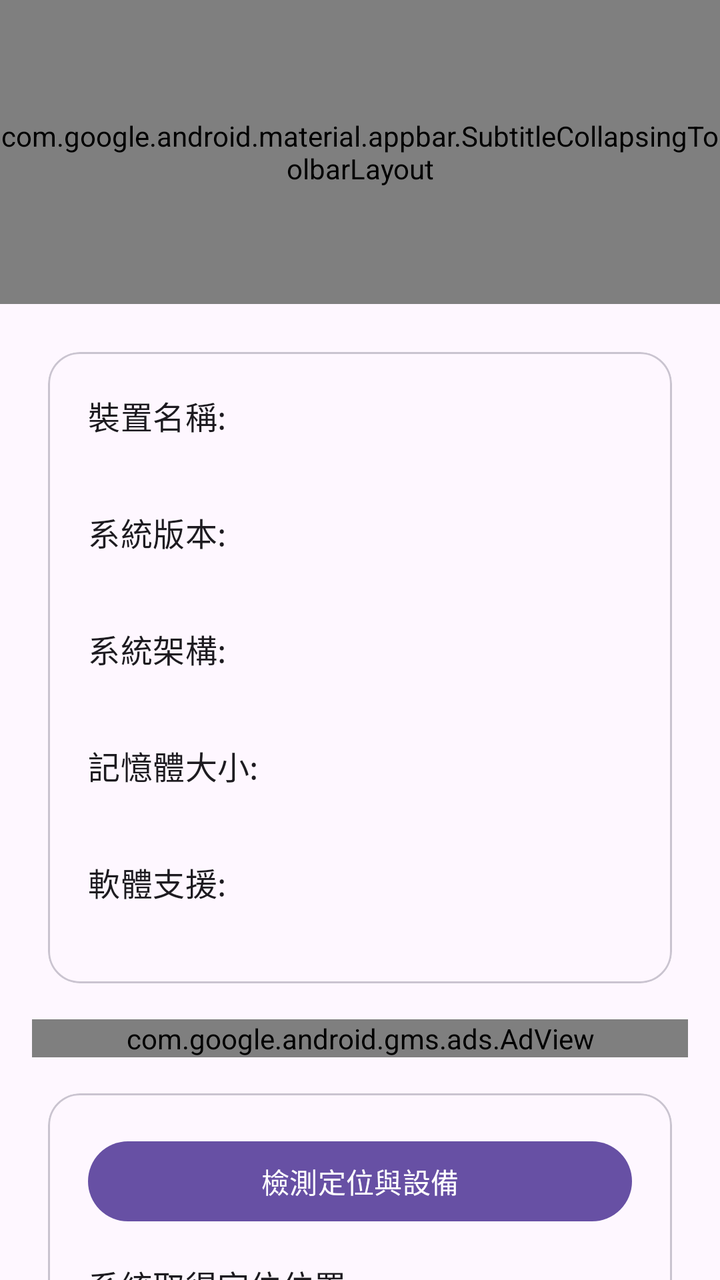
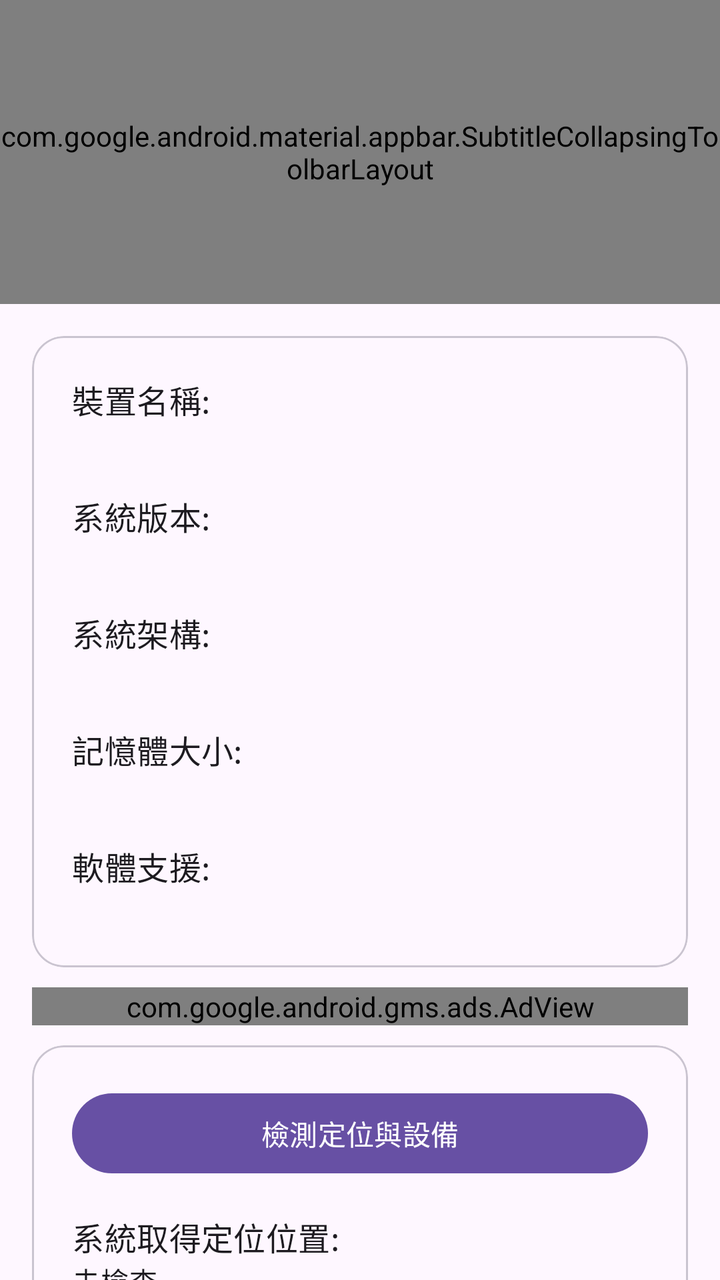

The first picture is an Android layout as it rendered before a commit; the second is the same layout after the commit. The layout source and the unified diff follow.
<!-- AndroidManifest.xml: application theme Theme.DynamicColors -->
<!-- res/layout/fragment_home.xml -->
<?xml version="1.0" encoding="utf-8"?>
<androidx.coordinatorlayout.widget.CoordinatorLayout xmlns:android="http://schemas.android.com/apk/res/android"
    xmlns:app="http://schemas.android.com/apk/res-auto"
    xmlns:tools="http://schemas.android.com/tools"
    android:id="@+id/home_page"
    android:layout_width="match_parent"
    android:layout_height="match_parent"
    tools:context=".fragment.Home">

    <com.google.android.material.appbar.AppBarLayout
        android:id="@+id/appBarLayout"
        android:layout_width="match_parent"
        android:layout_height="wrap_content"
        android:fitsSystemWindows="true">

        <com.google.android.material.appbar.SubtitleCollapsingToolbarLayout
            android:id="@+id/toolbar_layout"
            style="?attr/collapsingToolbarLayoutLargeStyle"
            android:layout_width="match_parent"
            android:layout_height="?collapsingToolbarLayoutLargeSize"
            app:layout_scrollFlags="scroll|exitUntilCollapsed"
            app:subtitle="@string/app_name"
            app:title="@string/app_name_short"
            app:titleCollapseMode="scale">

            <com.google.android.material.appbar.MaterialToolbar
                android:id="@+id/toolbar"
                android:layout_width="match_parent"
                android:layout_height="?attr/actionBarSize"
                app:layout_collapseMode="pin"/>

        </com.google.android.material.appbar.SubtitleCollapsingToolbarLayout>

    </com.google.android.material.appbar.AppBarLayout>

    <FrameLayout
        android:layout_width="match_parent"
        android:layout_height="wrap_content"
        app:layout_behavior="@string/appbar_scrolling_view_behavior"
        tools:ignore="MissingPrefix">

        <androidx.core.widget.NestedScrollView
            android:id="@+id/home_scroll"
            android:layout_width="match_parent"
            android:layout_height="wrap_content">

            <GridLayout
                android:id="@+id/gridLayout"
                android:layout_width="match_parent"
                android:layout_height="wrap_content"
                android:columnCount="1"
                android:padding="16dp">

                <com.google.android.material.card.MaterialCardView
                    android:id="@+id/home_device_information"
                    android:layout_width="0dp"
                    android:layout_height="wrap_content"
                    android:layout_gravity="fill_horizontal|top"
                    android:layout_columnWeight="1"
                    android:layout_margin="@dimen/home_card_margin"
                    android:checkable="true"
                    android:clickable="true"
                    android:focusable="true"
                    app:cardCornerRadius="16dp">

                    <LinearLayout
                        android:layout_width="match_parent"
                        android:layout_height="wrap_content"
                        android:orientation="vertical"
                        android:padding="20dp">

                        <TextView
                            android:layout_width="match_parent"
                            android:layout_height="wrap_content"
                            android:text="@string/androidDevices"
                            android:textAppearance="?attr/textAppearanceTitleMedium" />

                        <TextView
                            android:id="@+id/android_devices"
                            android:layout_width="match_parent"
                            android:layout_height="wrap_content"
                            android:layout_marginBottom="16dp"
                            android:textAppearance="?attr/textAppearanceBodyMedium" />

                        <TextView
                            android:layout_width="match_parent"
                            android:layout_height="wrap_content"
                            android:text="@string/androidVersion"
                            android:textAppearance="?attr/textAppearanceTitleMedium" />

                        <TextView
                            android:id="@+id/android_version"
                            android:layout_width="match_parent"
                            android:layout_height="wrap_content"
                            android:layout_marginBottom="16dp"
                            android:textAppearance="?attr/textAppearanceBodyMedium" />

                        <TextView
                            android:layout_width="match_parent"
                            android:layout_height="wrap_content"
                            android:text="@string/androidAbi"
                            android:textAppearance="?attr/textAppearanceTitleMedium" />

                        <TextView
                            android:id="@+id/android_abi"
                            android:layout_width="match_parent"
                            android:layout_height="wrap_content"
                            android:layout_marginBottom="16dp"
                            android:textAppearance="?attr/textAppearanceBodyMedium" />

                        <TextView
                            android:layout_width="match_parent"
                            android:layout_height="wrap_content"
                            android:text="@string/androidRamSize"
                            android:textAppearance="?attr/textAppearanceTitleMedium" />

                        <TextView
                            android:id="@+id/android_ramSize"
                            android:layout_width="match_parent"
                            android:layout_height="wrap_content"
                            android:layout_marginBottom="16dp"
                            android:textAppearance="?attr/textAppearanceBodyMedium" />

                        <TextView
                            android:layout_width="match_parent"
                            android:layout_height="wrap_content"
                            android:text="@string/androidARM64Supper"
                            android:textAppearance="?attr/textAppearanceTitleMedium" />

                        <TextView
                            android:id="@+id/android_pgtoolsSupper"
                            android:layout_width="match_parent"
                            android:layout_height="wrap_content"
                            android:textAppearance="?attr/textAppearanceBodyMedium" />
                    </LinearLayout>
                </com.google.android.material.card.MaterialCardView>

                <com.google.android.gms.ads.AdView
                    android:id="@+id/ad_banner"
                    android:layout_width="match_parent"
                    android:layout_height="wrap_content"
                    android:layout_marginTop="10dp"
                    android:layout_marginBottom="10dp"
                    app:adSize="BANNER"
                    app:adUnitId="ca-app-pub-9117573027413270/5090025289"
                    app:layout_constraintBottom_toBottomOf="parent" />

                <com.google.android.material.card.MaterialCardView
                    android:id="@+id/check"
                    android:layout_width="0dp"
                    android:layout_height="wrap_content"
                    android:layout_gravity="fill_horizontal|top"
                    android:layout_columnWeight="1"
                    android:layout_margin="@dimen/home_card_margin"
                    android:checkable="true"
                    android:clickable="true"
                    android:focusable="true"
                    app:cardCornerRadius="16dp">

                    <LinearLayout
                        android:layout_width="match_parent"
                        android:layout_height="wrap_content"
                        android:orientation="vertical"
                        android:padding="20dp">

                        <Button
                            android:id="@+id/check_location"
                            style="@style/Widget.Material3.Button"
                            android:layout_width="match_parent"
                            android:layout_height="wrap_content"
                            android:layout_marginBottom="16dp"
                            android:text="@string/check_button" />

                        <LinearLayout
                            android:layout_width="match_parent"
                            android:layout_height="wrap_content"
                            android:orientation="vertical">

                            <LinearLayout
                                android:id="@+id/check_information"
                                android:layout_width="match_parent"
                                android:layout_height="wrap_content"
                                android:orientation="vertical">

                                <TextView
                                    android:layout_width="match_parent"
                                    android:layout_height="wrap_content"
                                    android:text="@string/checkTitle_DetectLocationStatus"
                                    android:textAppearance="?attr/textAppearanceTitleMedium" />

                                <TextView
                                    android:id="@+id/location_system"
                                    android:layout_width="match_parent"
                                    android:layout_height="wrap_content"
                                    android:layout_marginBottom="16dp"
                                    android:text="@string/notChecked"
                                    android:textAppearance="?attr/textAppearanceBodyMedium" />

                                <TextView
                                    android:layout_width="match_parent"
                                    android:layout_height="wrap_content"
                                    android:text="@string/checkTitle_deviceIsRoot"
                                    android:textAppearance="?attr/textAppearanceTitleMedium" />

                                <TextView
                                    android:id="@+id/check_root"
                                    android:layout_width="match_parent"
                                    android:layout_height="wrap_content"
                                    android:layout_marginBottom="16dp"
                                    android:text="@string/notChecked"
                                    android:textAppearance="?attr/textAppearanceBodyMedium" />
                            </LinearLayout>

                            <Button
                                android:id="@+id/check_safetynet"
                                style="?attr/materialButtonOutlinedStyle"
                                android:layout_width="match_parent"
                                android:layout_height="wrap_content"
                                android:layout_marginBottom="8dp"
                                android:text="@string/check_devicesAPI" />

                            <Button
                                android:id="@+id/check_appList"
                                style="?attr/materialButtonOutlinedStyle"
                                android:layout_width="match_parent"
                                android:layout_height="wrap_content"
                                android:text="@string/check_appList" />
                        </LinearLayout>
                    </LinearLayout>
                </com.google.android.material.card.MaterialCardView>
            </GridLayout>
        </androidx.core.widget.NestedScrollView>
    </FrameLayout>
</androidx.coordinatorlayout.widget.CoordinatorLayout>
<!-- resources referenced by this layout -->
<resources>
  <dimen name="home_card_margin">8dp</dimen>
  <string name="androidARM64Supper">軟體支援:</string>
  <string name="androidAbi">系統架構:</string>
  <string name="androidDevices">裝置名稱:</string>
  <string name="androidRamSize">記憶體大小:</string>
  <string name="androidVersion">系統版本:</string>
  <string name="app_name">PoGo管理器【老K刷機工場】</string>
  <string name="app_name_short">PoGo管理器</string>
  <string name="checkTitle_DetectLocationStatus">系統取得定位位置:</string>
  <string name="checkTitle_deviceIsRoot">偵測ROOT環境:</string>
  <string name="check_appList">設備環境測試</string>
  <string name="check_button">檢測定位與設備</string>
  <string name="check_devicesAPI">檢測設備完整性</string>
  <string name="notChecked">未檢查</string>
  <style name="Theme.DynamicColors" parent="Theme.Material3.DayNight.NoActionBar">
          
          
  
          <item name="android:navigationBarColor">@android:color/transparent</item>
          <item name="android:statusBarColor">@android:color/transparent</item>
          <item name="android:windowLightStatusBar">?attr/isLightTheme</item>
  
          <item name="preferenceTheme">@style/ThemeOverlay.App.Preference</item>
      </style>
  <style name="ThemeOverlay.App.Preference" parent="PreferenceThemeOverlay">
          <item name="switchPreferenceCompatStyle">@style/PreferenceMaterialSwitch</item>
      </style>
  <style name="PreferenceMaterialSwitch" parent="@style/Preference.SwitchPreferenceCompat.Material">
          <item name="widgetLayout">@layout/preference_switch</item>
      </style>
</resources>

<!-- the commit's change to res/layout/fragment_home.xml (unified diff, before → after) -->
@@ -57,7 +57,7 @@
                     android:layout_height="wrap_content"
                     android:layout_gravity="fill_horizontal|top"
                     android:layout_columnWeight="1"
-                    android:layout_margin="@dimen/home_card_margin"
+                    android:layout_margin="0dp"
                     android:checkable="true"
                     android:clickable="true"
                     android:focusable="true"
@@ -151,7 +151,7 @@
                     android:layout_height="wrap_content"
                     android:layout_gravity="fill_horizontal|top"
                     android:layout_columnWeight="1"
-                    android:layout_margin="@dimen/home_card_margin"
+                    android:layout_margin="0dp"
                     android:checkable="true"
                     android:clickable="true"
                     android:focusable="true"
<!-- resource entries referenced after the edit -->
@@ -1,6 +1,5 @@
 <!-- resources referenced by this layout -->
 <resources>
-  <dimen name="home_card_margin">8dp</dimen>
   <string name="androidARM64Supper">軟體支援:</string>
   <string name="androidAbi">系統架構:</string>
   <string name="androidDevices">裝置名稱:</string>
